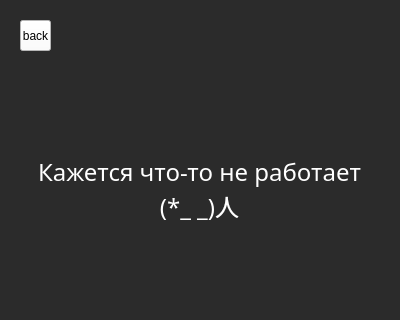
This is MyTama/tama_guis/Error.ui in venberrry/MyTamaGame as Qt 5 draws it before an edit; both pictures show x 0 to 400 and y 0 to 320 of the 400 by 500 pixel window. The edited form follows.
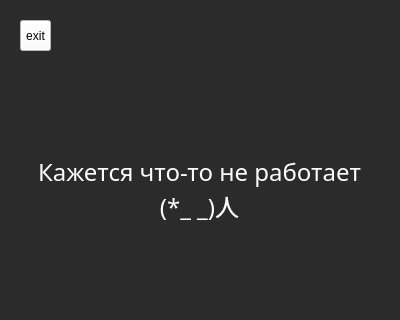
This is the edited form.

Diff of the .ui file:
```diff
--- a/MyTama/tama_guis/Error.ui
+++ b/MyTama/tama_guis/Error.ui
@@ -565,7 +565,7 @@
 }</string>
     </property>
     <property name="text">
-     <string>back</string>
+     <string>exit</string>
     </property>
     <property name="autoRepeatDelay">
      <number>300</number>
```
